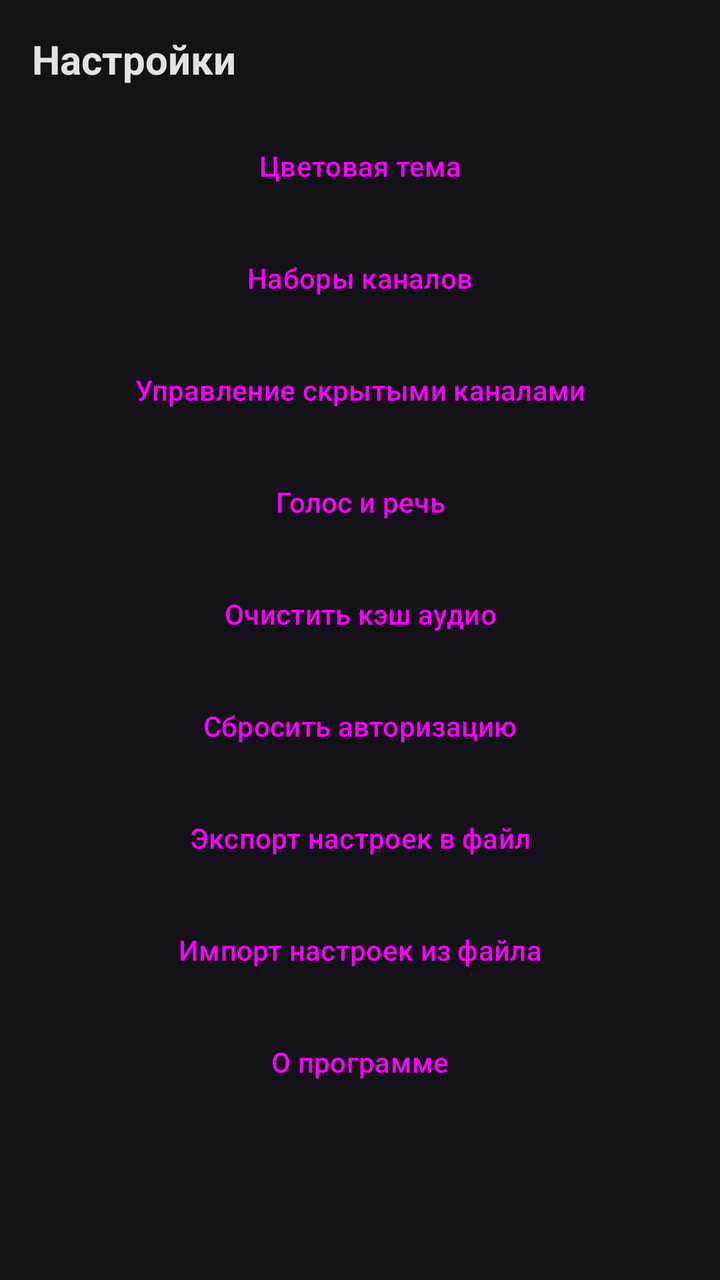
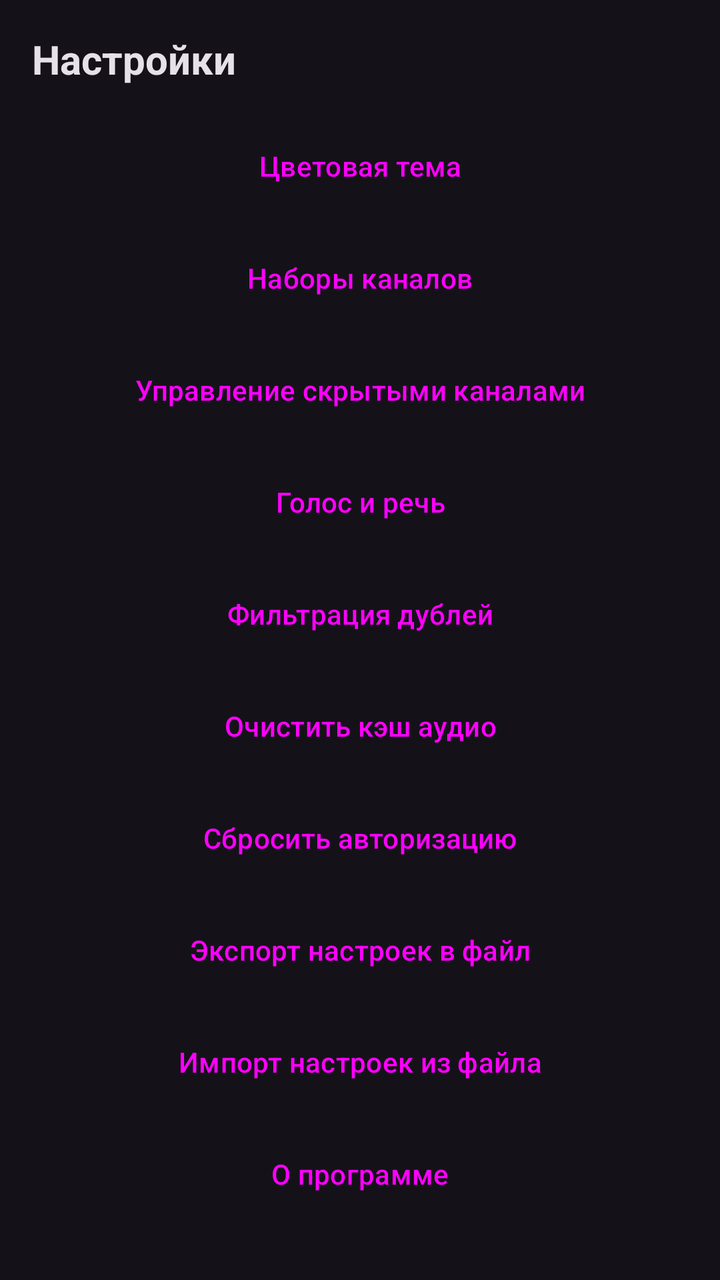

Compare the two renders of this Android layout. The source of the first and the diff that turns it into the second are given below.
<!-- AndroidManifest.xml: application theme Theme.TelegramNewsReader -->
<!-- res/layout/dialog_settings.xml -->
<?xml version="1.0" encoding="utf-8"?>
<LinearLayout xmlns:android="http://schemas.android.com/apk/res/android"
    android:layout_width="match_parent"
    android:layout_height="wrap_content"
    android:orientation="vertical"
    android:padding="16dp">

    <TextView
        android:layout_width="wrap_content"
        android:layout_height="wrap_content"
        android:text="Настройки"
        android:textSize="20sp"
        android:textStyle="bold"
        android:layout_marginBottom="16dp"
        android:textColor="?attr/colorOnSurface" />

    <Button
        android:id="@+id/btn_color_theme"
        android:layout_width="match_parent"
        android:layout_height="wrap_content"
        android:text="Цветовая тема"
        android:layout_marginBottom="8dp"
        style="@style/Widget.Material3.Button" />

    <Button
        android:id="@+id/btn_manage_presets_settings"
        android:layout_width="match_parent"
        android:layout_height="wrap_content"
        android:text="Наборы каналов"
        android:layout_marginBottom="8dp"
        style="@style/Widget.Material3.Button" />

    <Button
        android:id="@+id/btn_manage_hidden"
        android:layout_width="match_parent"
        android:layout_height="wrap_content"
        android:text="Управление скрытыми каналами"
        android:layout_marginBottom="8dp"
        style="@style/Widget.Material3.Button" />

    <Button
        android:id="@+id/btn_voice_settings"
        android:layout_width="match_parent"
        android:layout_height="wrap_content"
        android:text="Голос и речь"
        android:layout_marginBottom="8dp"
        style="@style/Widget.Material3.Button" />

    <Button
        android:id="@+id/btn_clear_cache"
        android:layout_width="match_parent"
        android:layout_height="wrap_content"
        android:text="Очистить кэш аудио"
        android:layout_marginBottom="8dp"
        style="@style/Widget.Material3.Button" />

    <Button
        android:id="@+id/btn_reset_auth"
        android:layout_width="match_parent"
        android:layout_height="wrap_content"
        android:text="Сбросить авторизацию"
        android:layout_marginBottom="8dp"
        style="@style/Widget.Material3.Button" />

    <Button
        android:id="@+id/btn_export_settings"
        android:layout_width="match_parent"
        android:layout_height="wrap_content"
        android:text="Экспорт настроек в файл"
        android:layout_marginBottom="8dp"
        style="@style/Widget.Material3.Button" />

    <Button
        android:id="@+id/btn_import_settings"
        android:layout_width="match_parent"
        android:layout_height="wrap_content"
        android:text="Импорт настроек из файла"
        android:layout_marginBottom="8dp"
        style="@style/Widget.Material3.Button" />

    <Button
        android:id="@+id/btn_about"
        android:layout_width="match_parent"
        android:layout_height="wrap_content"
        android:text="О программе"
        style="@style/Widget.Material3.Button" />

</LinearLayout>
<!-- resources referenced by this layout -->
<resources>
  <style name="Theme.TelegramNewsReader" parent="Theme.TelegramNewsReader.Purple" />
  <style name="Theme.TelegramNewsReader.Purple" parent="Theme.Material3.Dark.NoActionBar">
          <item name="colorPrimary">@color/purple_500</item>
          <item name="colorPrimaryVariant">@color/purple_700</item>
          <item name="colorOnPrimary">@color/white</item>
          <item name="android:statusBarColor">?attr/colorPrimaryVariant</item>
          <item name="actionBarStyle">@style/CustomActionBarStyle</item>
      </style>
  <color name="purple_500">#FF6200EE</color>
  <color name="purple_700">#FF3700B3</color>
  <color name="white">#FFFFFFFF</color>
  <style name="CustomActionBarStyle" parent="Widget.Material3.ActionBar.Solid">
          <item name="titleTextStyle">@style/CustomActionBarTitle</item>
          <item name="android:titleTextStyle">@style/CustomActionBarTitle</item>
      </style>
  <style name="CustomActionBarTitle" parent="TextAppearance.Material3.ActionBar.Title">
          <item name="android:textSize">18sp</item>
          <item name="android:textStyle">bold</item>
          <item name="android:textColor">@color/white</item>
          <item name="android:gravity">center</item>
          <item name="android:layout_gravity">center</item>
      </style>
</resources>

<!-- the commit's change to res/layout/dialog_settings.xml (unified diff, before → after) -->
@@ -47,6 +47,14 @@
         style="@style/Widget.Material3.Button" />
 
     <Button
+        android:id="@+id/btn_dedup_settings"
+        android:layout_width="match_parent"
+        android:layout_height="wrap_content"
+        android:text="@string/dedup_title"
+        android:layout_marginBottom="8dp"
+        style="@style/Widget.Material3.Button" />
+
+    <Button
         android:id="@+id/btn_clear_cache"
         android:layout_width="match_parent"
         android:layout_height="wrap_content"
<!-- resource entries referenced after the edit -->
@@ -1,5 +1,6 @@
 <!-- resources referenced by this layout -->
 <resources>
+  <string name="dedup_title">Фильтрация дублей</string>
   <style name="Theme.TelegramNewsReader" parent="Theme.TelegramNewsReader.Purple" />
   <style name="Theme.TelegramNewsReader.Purple" parent="Theme.Material3.Dark.NoActionBar">
           <item name="colorPrimary">@color/purple_500</item>
